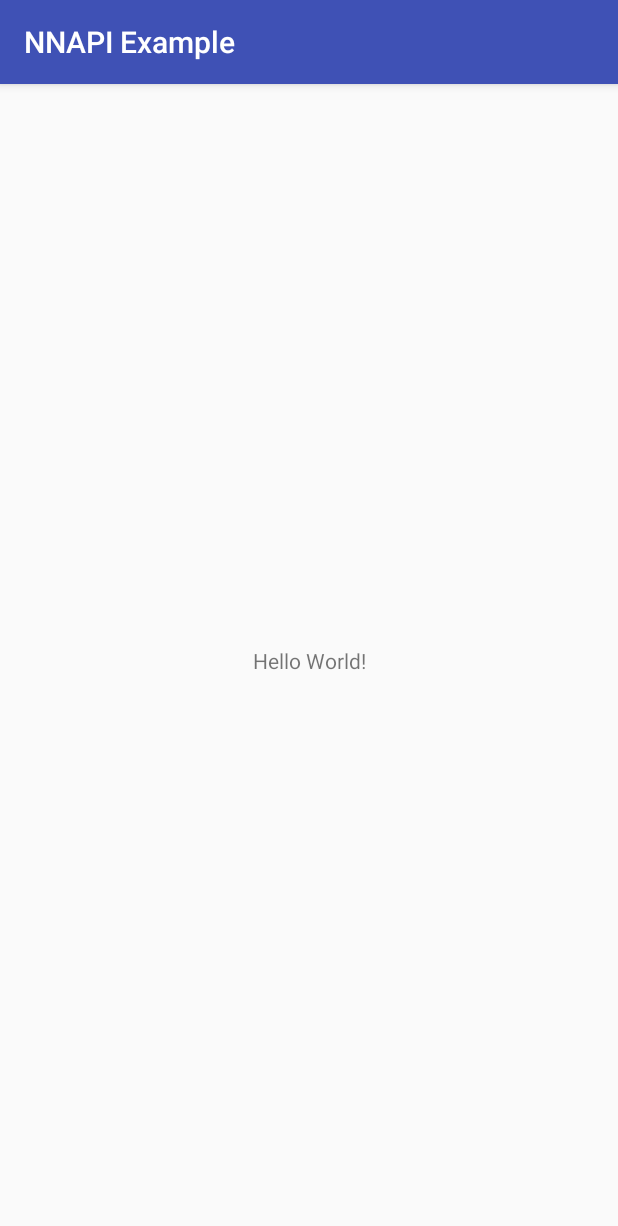
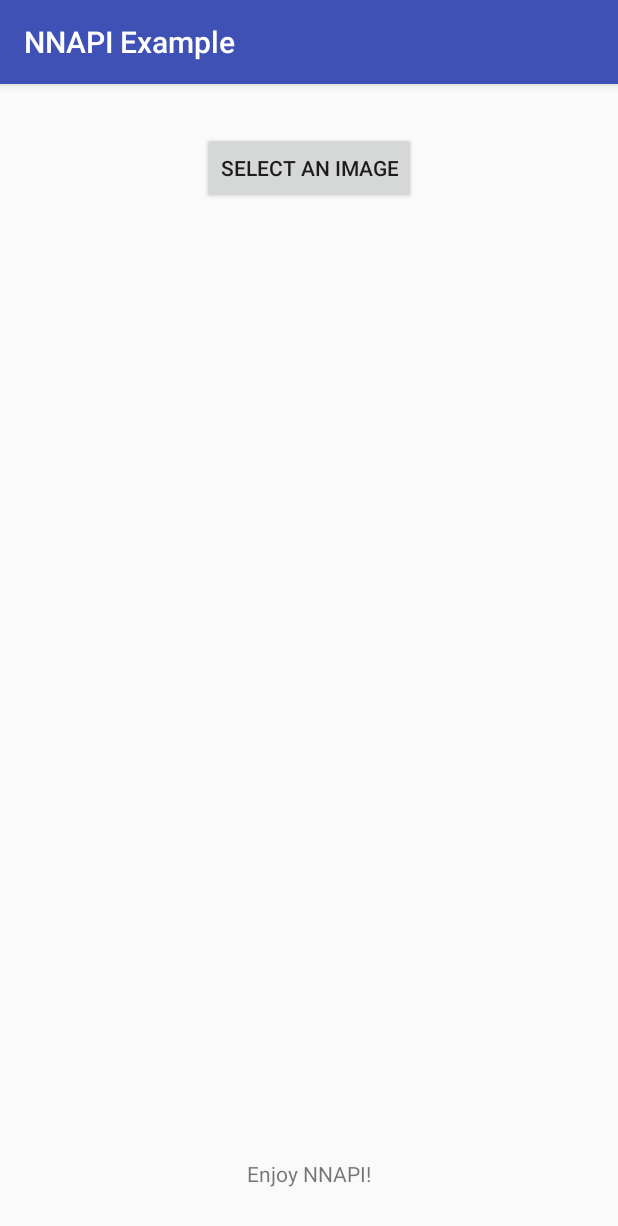
Before and after one commit to JDAI-CV/DNNLibrary, an Android app: the screen it shows after launch (MainActivity), on a phone screen of 412 x 824 dp. Shown: the top 1226 px of the screen. Run offline under Robolectric (Android 15) with nearby library versions, the phone set to English and light mode, and no system bars; 1 statement that could not run was skipped.

Commit message:
:sparkles: Read an image from gallery and get the number

```diff
--- a/app/src/main/java/me/daquexian/nnapiexample/MainActivity.java
+++ b/app/src/main/java/me/daquexian/nnapiexample/MainActivity.java
@@ -1,13 +1,41 @@
 package me.daquexian.nnapiexample;
 
+import android.content.Intent;
+import android.graphics.Bitmap;
+import android.graphics.BitmapFactory;
 import android.support.v7.app.AppCompatActivity;
 import android.os.Bundle;
+import android.view.View;
+import android.widget.Button;
+import android.widget.ImageView;
 import android.widget.TextView;
+
+import org.opencv.android.OpenCVLoader;
+import org.opencv.android.Utils;
+import org.opencv.core.Core;
+import org.opencv.core.CvType;
+import org.opencv.core.Mat;
+import org.opencv.core.Rect;
+import org.opencv.core.Size;
+import org.opencv.imgproc.Imgproc;
+
+import java.io.InputStream;
 
 public class MainActivity extends AppCompatActivity {
 
+    @SuppressWarnings("unused")
+    private static final String TAG = "NNAPI Example";
+    private static final int PICK_IMAGE = 123;
+    private static final int INPUT_LENGTH = 28;
+
+    private TextView textView;
+    private Button button;
+    private ImageView imageView;
+    private Bitmap selectedImage;
+
     // Used to load the 'native-lib' library on application startup.
     static {
+        OpenCVLoader.initDebug();
         System.loadLibrary("native-lib");
     }
 
@@ -16,14 +44,89 @@ public class MainActivity extends AppCompatActivity {
         super.onCreate(savedInstanceState);
         setContentView(R.layout.activity_main);
 
-        // Example of a call to a native method
-        TextView tv = (TextView) findViewById(R.id.sample_text);
-        tv.setText(String.valueOf(stringFromJNI()));
+        textView = findViewById(R.id.text);
+        button = findViewById(R.id.button);
+        imageView = findViewById(R.id.imageView);
+
+        textView.setText(R.string.welcome_message);
+        button.setText(R.string.button_text);
+        imageView.setScaleType(ImageView.ScaleType.CENTER_INSIDE);
+
+        initListener();
+    }
+
+    private void initListener() {
+        button.setOnClickListener(new View.OnClickListener() {
+            @Override
+            public void onClick(View view) {
+                Intent pickIntent = new Intent(Intent.ACTION_PICK, android.provider.MediaStore.Images.Media.EXTERNAL_CONTENT_URI);
+                pickIntent.setType("*/*");
+                startActivityForResult(pickIntent, PICK_IMAGE);
+            }
+        });
+    }
+
+    @Override
+    protected void onActivityResult(int requestCode, int resultCode, Intent data) {
+        super.onActivityResult(requestCode, resultCode, data);
+        if (requestCode == PICK_IMAGE && resultCode == RESULT_OK && data.getData() != null) {
+            if (selectedImage != null && !selectedImage.isRecycled()) {
+                selectedImage.recycle();
+            }
+
+            final InputStream imageStream;
+            try {
+                imageStream = getContentResolver().openInputStream(data.getData());
+                selectedImage = BitmapFactory.decodeStream(imageStream);
+
+                imageView.setImageBitmap(selectedImage);
+
+                float[] inputData = getInputData(selectedImage);
+
+                int predictNumber = predict(inputData);
+                textView.setText(getResources().getString(R.string.predict_text, predictNumber));
+
+            } catch (Exception e) {
+                e.printStackTrace();
+                textView.setText(e.getMessage());
+            }
+        }
+    }
+
+    private float[] getInputData(Bitmap bitmap) {
+        Mat imageMat = new Mat();
+        Mat inputMat = new Mat();
+
+        Utils.bitmapToMat(bitmap, imageMat);
+
+        // convert the image to 28 * 28, grayscale, 0~1, and smaller means whiter
+        Imgproc.cvtColor(imageMat, imageMat, Imgproc.COLOR_RGBA2GRAY);
+        imageMat = centerCropAndScale(imageMat, INPUT_LENGTH);
+        imageMat.convertTo(imageMat, CvType.CV_32F, 1. / 255);
+        Core.subtract(Mat.ones(imageMat.size(), CvType.CV_32F), imageMat, inputMat);
+
+        float[] inputData = new float[inputMat.width() * inputMat.height()];
+
+        inputMat.get(0, 0, inputData);
+
+        return inputData;
+    }
+
+    private Mat centerCropAndScale(Mat mat, int length) {
+        Mat _mat = mat.clone();
+        if (_mat.height() > _mat.width()) {
+            _mat = new Mat(_mat, new Rect(0, (_mat.height() - _mat.width()) / 2, _mat.width(), _mat.width()));
+            Imgproc.resize(_mat, _mat, new Size(length, length));
+        } else {
+            _mat = new Mat(_mat, new Rect((_mat.width() - _mat.height()) / 2, 0, _mat.height(), _mat.height()));
+            Imgproc.resize(_mat, _mat, new Size(length, length));
+        }
+        return _mat;
     }
 
     /**
      * A native method that is implemented by the 'native-lib' native library,
      * which is packaged with this application.
      */
-    public native int stringFromJNI();
+    public native int predict(float[] data);
 }
--- a/app/src/main/res/layout/activity_main.xml
+++ b/app/src/main/res/layout/activity_main.xml
@@ -7,13 +7,39 @@
     tools:context="me.daquexian.nnapiexample.MainActivity">
 
     <TextView
-        android:id="@+id/sample_text"
+        android:id="@+id/text"
         android:layout_width="wrap_content"
-        android:layout_height="wrap_content"
+        android:layout_height="19dp"
+        android:layout_marginBottom="32dp"
         android:text="Hello World!"
         app:layout_constraintBottom_toBottomOf="parent"
         app:layout_constraintLeft_toLeftOf="parent"
-        app:layout_constraintRight_toRightOf="parent"
+        app:layout_constraintRight_toRightOf="parent" />
+
+    <Button
+        android:id="@+id/button"
+        android:layout_width="wrap_content"
+        android:layout_height="wrap_content"
+        android:layout_marginEnd="8dp"
+        android:layout_marginStart="8dp"
+        android:layout_marginTop="32dp"
+        android:text="Button"
+        app:layout_constraintEnd_toEndOf="parent"
+        app:layout_constraintStart_toStartOf="parent"
         app:layout_constraintTop_toTopOf="parent" />
 
+    <ImageView
+        android:id="@+id/imageView"
+        android:layout_width="0dp"
+        android:layout_height="wrap_content"
+        android:layout_marginBottom="8dp"
+        android:layout_marginEnd="8dp"
+        android:layout_marginStart="8dp"
+        android:layout_marginTop="8dp"
+        app:layout_constraintBottom_toTopOf="@+id/text"
+        app:layout_constraintEnd_toEndOf="parent"
+        app:layout_constraintStart_toStartOf="parent"
+        app:layout_constraintTop_toBottomOf="@+id/button"
+        app:srcCompat="@android:color/transparent" />
+
 </android.support.constraint.ConstraintLayout>
--- a/app/src/main/res/values/strings.xml
+++ b/app/src/main/res/values/strings.xml
@@ -1,3 +1,6 @@
 <resources>
     <string name="app_name">NNAPI Example</string>
+    <string name="welcome_message">Enjoy NNAPI!</string>
+    <string name="predict_text">The number above is %d</string>
+    <string name="button_text">select an image</string>
 </resources>
```
Also changed, not shown: 1 other file.
